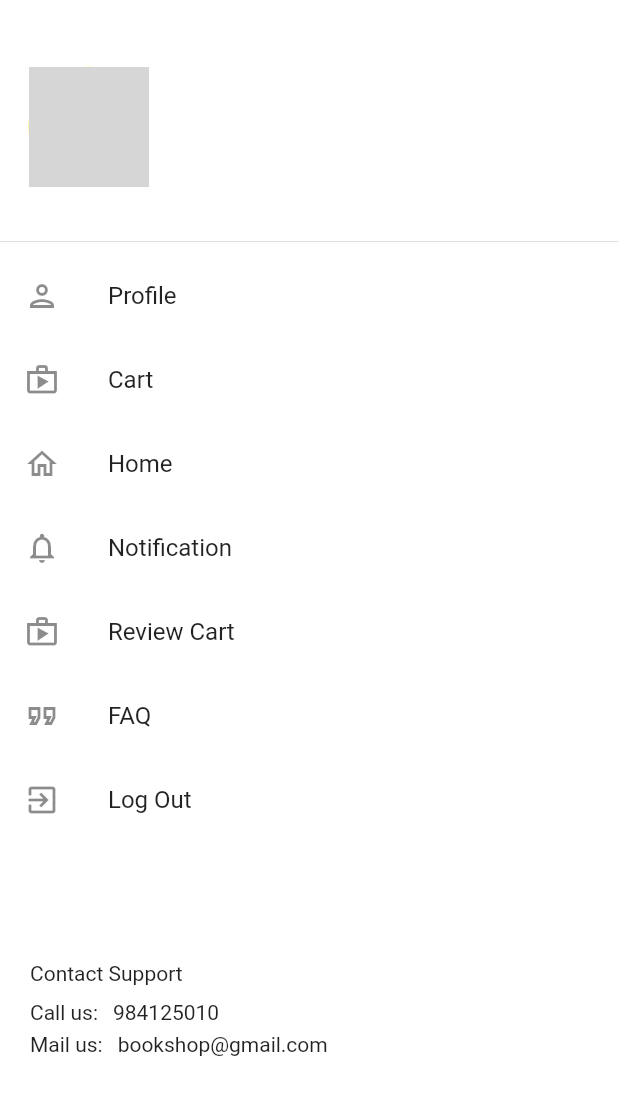
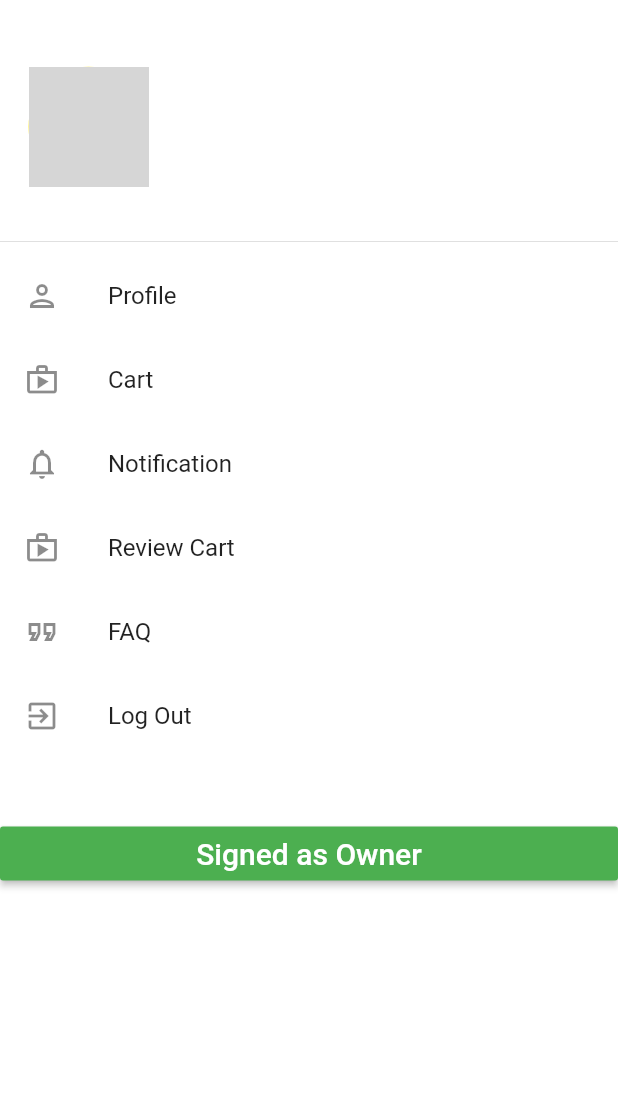
Before and after one commit to adeshpokhrel15/dui_pangre, a Flutter app: the drawerWidgets screen opened directly, on a phone screen of 412 x 824 dp. Shown: the top 1095 px of the screen. Run offline on Flutter 3.47's test engine with Material 2 defaults, Android fonts, the phone set to English and light mode, and no system bars; our stand-ins replace file_picker, introduction_screen, shared_preferences; accounts and stored records are empty; network calls fail; grey boxes are pictures that could not be loaded.

Commit message:
drawer widgets

```diff
--- a/lib/features/widgets/drawer.dart
+++ b/lib/features/widgets/drawer.dart
@@ -106,17 +106,15 @@ class drawerWidgets extends StatelessWidget {
                   title: const Text('Profile'),
                   onTap: () {},
                 ),
-                const ListTile(
-                  leading: Icon(Icons.shop_outlined),
-                  title: Text('Cart'),
+                ListTile(
+                  leading: const Icon(Icons.shop_outlined),
+                  title: const Text('Cart'),
+                  onTap: () {},
                 ),
-                const ListTile(
-                  leading: Icon(Icons.home_outlined),
-                  title: Text('Home'),
-                ),
-                const ListTile(
-                  leading: Icon(Icons.notifications_outlined),
-                  title: Text('Notification'),
+                ListTile(
+                  leading: const Icon(Icons.notifications_outlined),
+                  title: const Text('Notification'),
+                  onTap: () {},
                 ),
                 ListTile(
                   leading: const Icon(Icons.shop_outlined),
@@ -137,48 +135,55 @@ class drawerWidgets extends StatelessWidget {
                   ),
                 ),
                 const SizedBox(
-                  height: 80,
+                  height: 40,
                 ),
-                Container(
-                  height: 350,
-                  padding: const EdgeInsets.symmetric(horizontal: 20),
-                  child: Column(
-                    crossAxisAlignment: CrossAxisAlignment.start,
-                    children: [
-                      const Text("Contact Support"),
-                      const SizedBox(
-                        height: 10,
-                      ),
-                      Row(
-                        children: const [
-                          Text("Call us:"),
-                          SizedBox(
-                            width: 10,
-                          ),
-                          Text("984125010"),
-                        ],
-                      ),
-                      const SizedBox(
-                        height: 5,
-                      ),
-                      SingleChildScrollView(
-                        scrollDirection: Axis.horizontal,
-                        child: Row(
-                          children: const [
-                            Text("Mail us:"),
-                            SizedBox(
-                              width: 10,
-                            ),
-                            Text(
-                              "bookshop@gmail.com",
-                              overflow: TextOverflow.ellipsis,
-                            ),
-                          ],
-                        ),
-                      ),
-                    ],
-                  ),
-                )
+                MaterialButton(
+                    color: Colors.green,
+                    onPressed: () {},
+                    child: const Text(
+                      "Signed as Owner",
+                      style: TextStyle(fontSize: 20, color: Colors.white),
+                    )),
+                // Container(
+                //   height: 350,
+                //   padding: const EdgeInsets.symmetric(horizontal: 20),
+                //   child: Column(
+                //     crossAxisAlignment: CrossAxisAlignment.start,
+                //     children: [
+                //       const Text("Contact Support"),
+                //       const SizedBox(
+                //         height: 10,
+                //       ),
+                //       Row(
+                //         children: const [
+                //           Text("Call us:"),
+                //           SizedBox(
+                //             width: 10,
+                //           ),
+                //           Text("984125010"),
+                //         ],
+                //       ),
+                //       const SizedBox(
+                //         height: 5,
+                //       ),
+                //       SingleChildScrollView(
+                //         scrollDirection: Axis.horizontal,
+                //         child: Row(
+                //           children: const [
+                //             Text("Mail us:"),
+                //             SizedBox(
+                //               width: 10,
+                //             ),
+                //             Text(
+                //               "duipangrenepal@gmail.com",
+                //               overflow: TextOverflow.ellipsis,
+                //             ),
+                //           ],
+                //         ),
+                //       ),
+                //     ],
+                //   ),
+                // )
               ],
             )));
   }
--- a/lib/utils/app.dart
+++ b/lib/utils/app.dart
@@ -1,4 +1,5 @@
 import 'package:flutter/material.dart';
+import 'package:two_wheelers/views/main_screen.dart';
 
 import '../views/intro_screen.dart';
 
@@ -7,9 +8,9 @@ class MyApp extends StatelessWidget {
 
   @override
   Widget build(BuildContext context) {
-    return MaterialApp(
+    return const MaterialApp(
       debugShowCheckedModeBanner: false,
-      home: IntroScreen(),
+      home: MainPage(),
     );
   }
 }
--- a/pubspec.yaml
+++ b/pubspec.yaml
@@ -49,6 +49,7 @@ dependencies:
   pay: ^1.0.8
   intl: ^0.17.0
   charts_flutter: ^0.12.0
+  flutter_zoom_drawer: ^3.0.3
 
 dev_dependencies:
   flutter_test:
```
Also changed, not shown: pubspec.lock.
